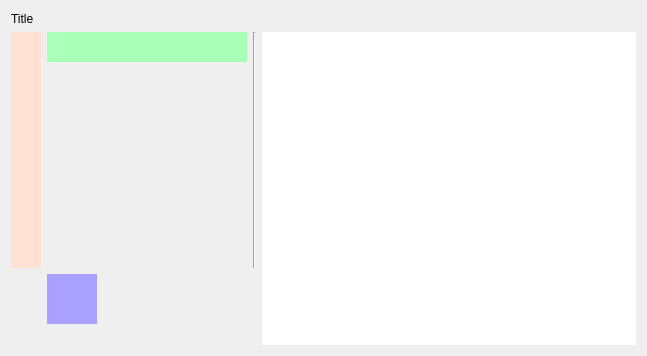
Before: the Qt Designer form oalab/example/control_sizes.ui in openalea/openalea, drawn with Qt 5.
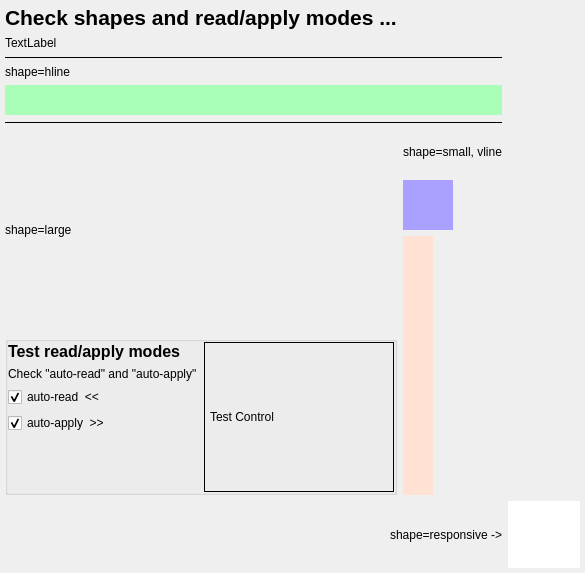
After: the same form once the commit is applied.

Commit message: Add script to test control widget

```diff
--- a/oalab/example/control_sizes.ui
+++ b/oalab/example/control_sizes.ui
@@ -6,22 +6,153 @@
    <rect>
     <x>0</x>
     <y>0</y>
-    <width>647</width>
-    <height>356</height>
+    <width>585</width>
+    <height>573</height>
    </rect>
   </property>
   <property name="windowTitle">
    <string>Form</string>
   </property>
   <layout class="QGridLayout" name="gridLayout">
-   <item row="1" column="2" rowspan="2">
-    <widget class="Line" name="line">
+   <property name="margin">
+    <number>5</number>
+   </property>
+   <item row="7" column="2">
+    <widget class="QLabel" name="label_6">
+     <property name="text">
+      <string>shape=small, vline</string>
+     </property>
+    </widget>
+   </item>
+   <item row="3" column="0" colspan="3">
+    <widget class="Line" name="line_5">
+     <property name="frameShadow">
+      <enum>QFrame::Plain</enum>
+     </property>
      <property name="orientation">
-      <enum>Qt::Vertical</enum>
+      <enum>Qt::Horizontal</enum>
      </property>
     </widget>
    </item>
-   <item row="1" column="1">
+   <item row="7" column="0" rowspan="4" colspan="2">
+    <widget class="QWidget" name="widget" native="true">
+     <property name="sizePolicy">
+      <sizepolicy hsizetype="Maximum" vsizetype="Maximum">
+       <horstretch>0</horstretch>
+       <verstretch>0</verstretch>
+      </sizepolicy>
+     </property>
+     <layout class="QGridLayout" name="gridLayout_2">
+      <property name="margin">
+       <number>0</number>
+      </property>
+      <property name="spacing">
+       <number>5</number>
+      </property>
+      <item row="5" column="0">
+       <widget class="QWidget" name="large" native="true">
+        <property name="minimumSize">
+         <size>
+          <width>200</width>
+          <height>200</height>
+         </size>
+        </property>
+        <property name="maximumSize">
+         <size>
+          <width>300</width>
+          <height>300</height>
+         </size>
+        </property>
+        <layout class="QVBoxLayout" name="l_large">
+         <property name="margin">
+          <number>0</number>
+         </property>
+         <item>
+          <widget class="QLabel" name="label_7">
+           <property name="sizePolicy">
+            <sizepolicy hsizetype="Maximum" vsizetype="Maximum">
+             <horstretch>0</horstretch>
+             <verstretch>0</verstretch>
+            </sizepolicy>
+           </property>
+           <property name="text">
+            <string>shape=large</string>
+           </property>
+          </widget>
+         </item>
+        </layout>
+       </widget>
+      </item>
+     </layout>
+    </widget>
+   </item>
+   <item row="8" column="2">
+    <widget class="QWidget" name="small" native="true">
+     <property name="minimumSize">
+      <size>
+       <width>50</width>
+       <height>50</height>
+      </size>
+     </property>
+     <property name="maximumSize">
+      <size>
+       <width>50</width>
+       <height>50</height>
+      </size>
+     </property>
+     <property name="styleSheet">
+      <string notr="true">background-color: rgb(170, 160, 255);</string>
+     </property>
+     <layout class="QHBoxLayout" name="l_small">
+      <property name="margin">
+       <number>0</number>
+      </property>
+     </layout>
+    </widget>
+   </item>
+   <item row="12" column="4">
+    <widget class="QWidget" name="responsive" native="true">
+     <property name="sizePolicy">
+      <sizepolicy hsizetype="Expanding" vsizetype="Expanding">
+       <horstretch>0</horstretch>
+       <verstretch>0</verstretch>
+      </sizepolicy>
+     </property>
+     <property name="styleSheet">
+      <string notr="true">background-color: rgb(255, 255, 255);</string>
+     </property>
+     <layout class="QHBoxLayout" name="l_responsive">
+      <property name="margin">
+       <number>0</number>
+      </property>
+     </layout>
+    </widget>
+   </item>
+   <item row="6" column="0" colspan="3">
+    <widget class="Line" name="line_6">
+     <property name="frameShadow">
+      <enum>QFrame::Plain</enum>
+     </property>
+     <property name="orientation">
+      <enum>Qt::Horizontal</enum>
+     </property>
+    </widget>
+   </item>
+   <item row="2" column="0">
+    <widget class="QLabel" name="l_title">
+     <property name="text">
+      <string>TextLabel</string>
+     </property>
+    </widget>
+   </item>
+   <item row="4" column="0">
+    <widget class="QLabel" name="label_4">
+     <property name="text">
+      <string>shape=hline</string>
+     </property>
+    </widget>
+   </item>
+   <item row="5" column="0" colspan="3">
     <widget class="QWidget" name="hline" native="true">
      <property name="minimumSize">
       <size>
@@ -38,27 +169,27 @@
      <property name="styleSheet">
       <string notr="true">background-color: rgb(170, 255, 184);</string>
      </property>
-     <layout class="QHBoxLayout" name="l_hline"/>
+     <layout class="QHBoxLayout" name="l_hline">
+      <property name="margin">
+       <number>0</number>
+      </property>
+     </layout>
     </widget>
    </item>
-   <item row="2" column="1">
-    <widget class="QWidget" name="large" native="true">
-     <property name="minimumSize">
-      <size>
-       <width>200</width>
-       <height>200</height>
-      </size>
+   <item row="1" column="0" colspan="2">
+    <widget class="QLabel" name="label">
+     <property name="sizePolicy">
+      <sizepolicy hsizetype="Preferred" vsizetype="Maximum">
+       <horstretch>0</horstretch>
+       <verstretch>0</verstretch>
+      </sizepolicy>
      </property>
-     <property name="maximumSize">
-      <size>
-       <width>300</width>
-       <height>300</height>
-      </size>
+     <property name="text">
+      <string>&lt;html&gt;&lt;head/&gt;&lt;body&gt;&lt;p&gt;&lt;span style=&quot; font-size:16pt; font-weight:600;&quot;&gt;Check shapes and read/apply modes ...&lt;/span&gt;&lt;/p&gt;&lt;/body&gt;&lt;/html&gt;</string>
      </property>
-     <layout class="QHBoxLayout" name="l_large"/>
     </widget>
    </item>
-   <item row="1" column="0" rowspan="2">
+   <item row="9" column="2" rowspan="3">
     <widget class="QWidget" name="vline" native="true">
      <property name="minimumSize">
       <size>
@@ -75,41 +206,146 @@
      <property name="styleSheet">
       <string notr="true">background-color: rgb(255, 226, 212);</string>
      </property>
-     <layout class="QHBoxLayout" name="l_vline"/>
+     <layout class="QHBoxLayout" name="l_vline">
+      <property name="margin">
+       <number>0</number>
+      </property>
+     </layout>
     </widget>
    </item>
-   <item row="3" column="1">
-    <widget class="QWidget" name="small" native="true">
-     <property name="minimumSize">
-      <size>
-       <width>50</width>
-       <height>50</height>
-      </size>
+   <item row="11" column="0" colspan="2">
+    <widget class="QGroupBox" name="groupBox_2">
+     <property name="title">
+      <string/>
      </property>
-     <property name="maximumSize">
-      <size>
-       <width>50</width>
-       <height>50</height>
-      </size>
-     </property>
-     <property name="styleSheet">
-      <string notr="true">background-color: rgb(170, 160, 255);</string>
-     </property>
-     <layout class="QHBoxLayout" name="l_small"/>
+     <layout class="QHBoxLayout" name="horizontalLayout">
+      <property name="margin">
+       <number>0</number>
+      </property>
+      <item>
+       <widget class="QWidget" name="widget_3" native="true">
+        <layout class="QVBoxLayout" name="verticalLayout_2">
+         <property name="margin">
+          <number>0</number>
+         </property>
+         <item>
+          <widget class="QLabel" name="label_8">
+           <property name="text">
+            <string>&lt;html&gt;&lt;head/&gt;&lt;body&gt;&lt;p&gt;&lt;span style=&quot; font-size:12pt; font-weight:600;&quot;&gt;Test read/apply modes&lt;/span&gt;&lt;/p&gt;&lt;/body&gt;&lt;/html&gt;</string>
+           </property>
+          </widget>
+         </item>
+         <item>
+          <widget class="QLabel" name="label_2">
+           <property name="text">
+            <string>Check &quot;auto-read&quot; and &quot;auto-apply&quot;</string>
+           </property>
+          </widget>
+         </item>
+         <item>
+          <widget class="QCheckBox" name="cb_read">
+           <property name="sizePolicy">
+            <sizepolicy hsizetype="Preferred" vsizetype="Fixed">
+             <horstretch>0</horstretch>
+             <verstretch>0</verstretch>
+            </sizepolicy>
+           </property>
+           <property name="toolTip">
+            <string>&lt;html&gt;&lt;head/&gt;&lt;body&gt;&lt;p&gt;If checked, all modification done in test control is seen in all widgets&lt;/p&gt;&lt;/body&gt;&lt;/html&gt;</string>
+           </property>
+           <property name="text">
+            <string>auto-read  &lt;&lt;</string>
+           </property>
+           <property name="checked">
+            <bool>true</bool>
+           </property>
+          </widget>
+         </item>
+         <item>
+          <widget class="QCheckBox" name="cb_apply">
+           <property name="sizePolicy">
+            <sizepolicy hsizetype="Preferred" vsizetype="Fixed">
+             <horstretch>0</horstretch>
+             <verstretch>0</verstretch>
+            </sizepolicy>
+           </property>
+           <property name="toolTip">
+            <string>&lt;html&gt;&lt;head/&gt;&lt;body&gt;&lt;p&gt;If checked, all changes done in all widget is seen in test control&lt;/p&gt;&lt;/body&gt;&lt;/html&gt;</string>
+           </property>
+           <property name="text">
+            <string>auto-apply  &gt;&gt;</string>
+           </property>
+           <property name="checked">
+            <bool>true</bool>
+           </property>
+          </widget>
+         </item>
+         <item>
+          <spacer name="verticalSpacer">
+           <property name="orientation">
+            <enum>Qt::Vertical</enum>
+           </property>
+           <property name="sizeHint" stdset="0">
+            <size>
+             <width>20</width>
+             <height>40</height>
+            </size>
+           </property>
+          </spacer>
+         </item>
+        </layout>
+       </widget>
+      </item>
+      <item>
+       <widget class="QFrame" name="frame">
+        <property name="sizePolicy">
+         <sizepolicy hsizetype="Preferred" vsizetype="Preferred">
+          <horstretch>0</horstretch>
+          <verstretch>0</verstretch>
+         </sizepolicy>
+        </property>
+        <property name="minimumSize">
+         <size>
+          <width>150</width>
+          <height>150</height>
+         </size>
+        </property>
+        <property name="frameShape">
+         <enum>QFrame::Box</enum>
+        </property>
+        <layout class="QVBoxLayout" name="layout_sample">
+         <property name="margin">
+          <number>5</number>
+         </property>
+         <item>
+          <widget class="QLabel" name="label_3">
+           <property name="sizePolicy">
+            <sizepolicy hsizetype="Maximum" vsizetype="Maximum">
+             <horstretch>0</horstretch>
+             <verstretch>0</verstretch>
+            </sizepolicy>
+           </property>
+           <property name="toolTip">
+            <string>Widget in this frame has mode auto-read ON, auto-apply ON</string>
+           </property>
+           <property name="text">
+            <string>Test Control</string>
+           </property>
+          </widget>
+         </item>
+        </layout>
+       </widget>
+      </item>
+     </layout>
     </widget>
    </item>
-   <item row="1" column="3" rowspan="4">
-    <widget class="QWidget" name="responsive" native="true">
-     <property name="styleSheet">
-      <string notr="true">background-color: rgb(255, 255, 255);</string>
-     </property>
-     <layout class="QHBoxLayout" name="l_responsive"/>
-    </widget>
-   </item>
-   <item row="0" column="0" colspan="4">
-    <widget class="QLabel" name="l_title">
+   <item row="12" column="0" colspan="3">
+    <widget class="QLabel" name="label_5">
      <property name="text">
-      <string>Title</string>
+      <string>shape=responsive -&gt;</string>
+     </property>
+     <property name="alignment">
+      <set>Qt::AlignRight|Qt::AlignTrailing|Qt::AlignVCenter</set>
      </property>
     </widget>
    </item>
```
The commit also changes 5 other files.
